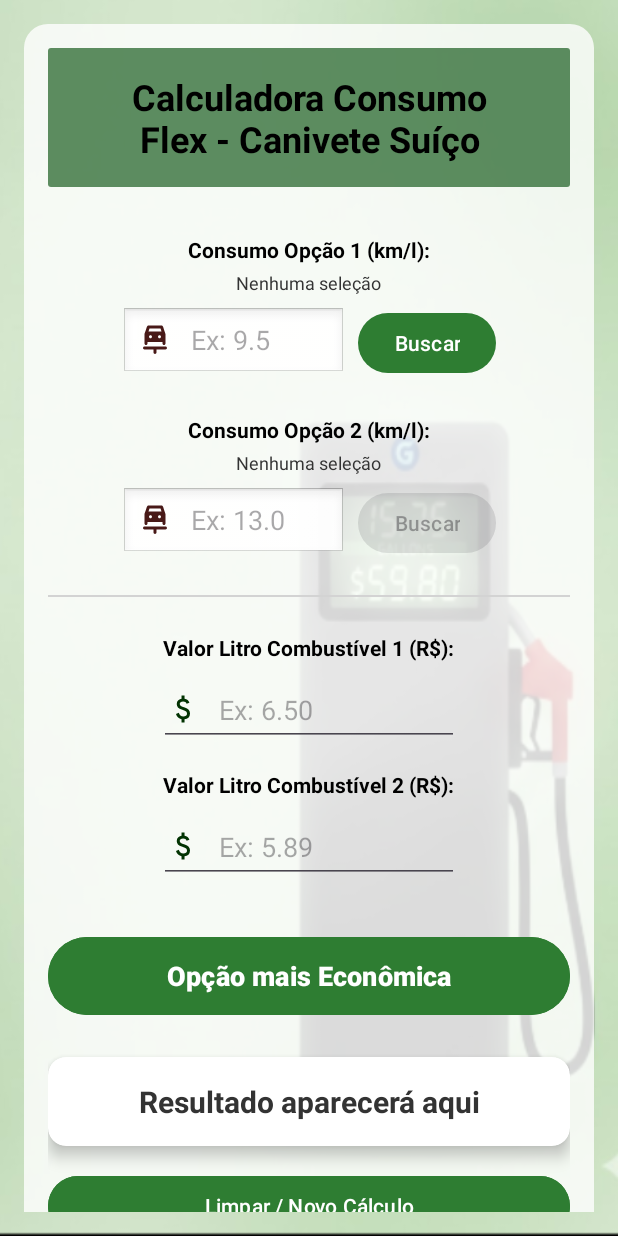
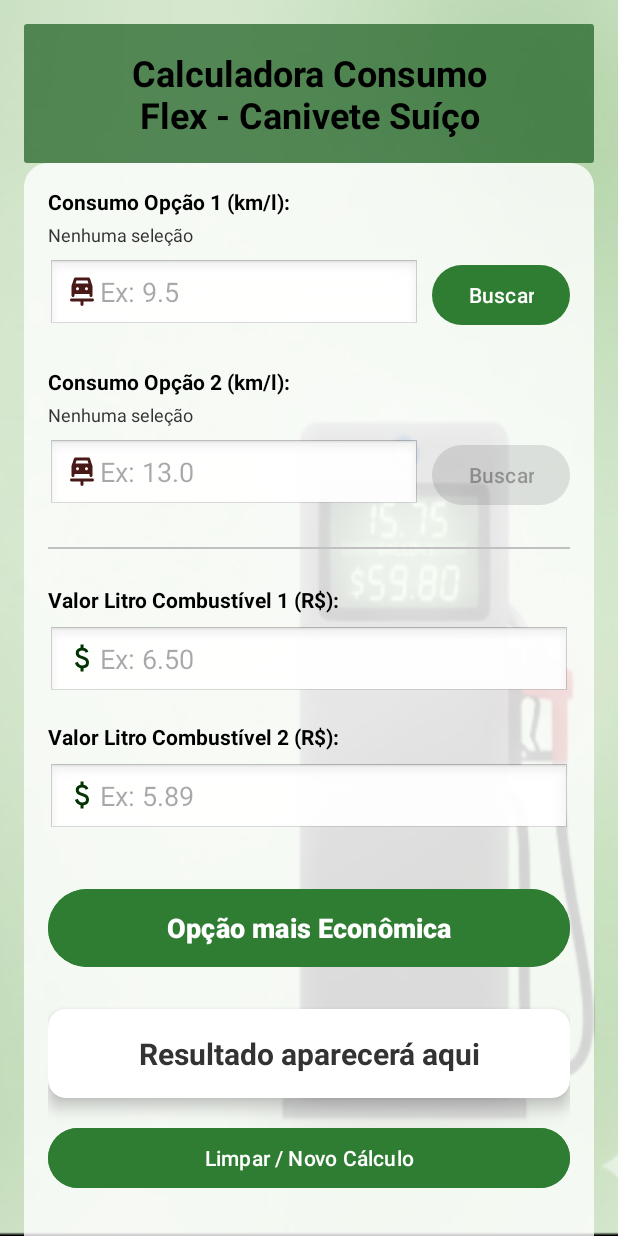
Before and after one commit to ztechbr/consumoveiculos, an Android app: the screen it shows after launch (MainActivity), on a phone screen of 412 x 824 dp. Run offline under Robolectric (Android 15) with nearby library versions, the light colour scheme and no system bars.

Commit message:
Ajustes de Layout apos testes

```diff
--- a/app/src/main/res/layout/activity_main.xml
+++ b/app/src/main/res/layout/activity_main.xml
@@ -1,35 +1,48 @@
 <?xml version="1.0" encoding="utf-8"?>
 <ScrollView xmlns:android="http://schemas.android.com/apk/res/android"
+    xmlns:app="http://schemas.android.com/apk/res-auto"
     xmlns:tools="http://schemas.android.com/tools"
-    xmlns:app="http://schemas.android.com/apk/res-auto"
     android:layout_width="match_parent"
     android:layout_height="match_parent"
     android:fillViewport="true"
     android:background="@drawable/fundo"
-    android:padding="16dp"
-    tools:ignore="HardcodedText,Autofill,LabelFor,VisualLintButtonSize,VisualLintTextFieldSize">
+    tools:ignore="HardcodedText">
 
-    <LinearLayout
+    <androidx.constraintlayout.widget.ConstraintLayout
         android:layout_width="match_parent"
         android:layout_height="wrap_content"
-        android:orientation="vertical"
-        android:gravity="center_horizontal"
-        android:background="@drawable/bg_card_translucido"
         android:padding="16dp">
 
+        <!-- TÍTULO -->
         <TextView
-            android:layout_width="match_parent"
+            android:id="@+id/txtTitulo"
+            android:layout_width="0dp"
             android:layout_height="wrap_content"
             android:text="Calculadora Consumo\nFlex - Canivete Suíço"
+            android:gravity="center"
             android:textSize="24sp"
             android:textStyle="bold"
-            android:gravity="center"
+            android:textColor="@color/title_text_color_dark"
             android:background="@drawable/bg_black_translucido"
-            android:textColor="@color/title_text_color_dark"
             android:padding="16dp"
-            android:layout_marginBottom="32dp"/>
+            app:layout_constraintTop_toTopOf="parent"
+            app:layout_constraintStart_toStartOf="parent"
+            app:layout_constraintEnd_toEndOf="parent"
+            android:layout_marginBottom="24dp"/>
 
-        <!-- SEÇÃO CONSUMO 1 CENTRALIZADA -->
+        <!-- CONTAINER PRINCIPAL -->
+        <LinearLayout
+            android:id="@+id/containerMain"
+            android:orientation="vertical"
+            android:background="@drawable/bg_card_translucido"
+            android:padding="16dp"
+            android:layout_width="0dp"
+            android:layout_height="wrap_content"
+            app:layout_constraintTop_toBottomOf="@+id/txtTitulo"
+            app:layout_constraintStart_toStartOf="parent"
+            app:layout_constraintEnd_toEndOf="parent">
+
+            <!-- CONSUMO 1 -->
             <TextView
                 android:layout_width="wrap_content"
                 android:layout_height="wrap_content"
@@ -43,39 +56,36 @@
                 android:layout_width="wrap_content"
                 android:layout_height="wrap_content"
                 android:text="Nenhuma seleção"
+                android:textColor="#333333"
                 android:textSize="12sp"
-            android:textColor="#333333"
                 android:layout_marginBottom="8dp"/>
 
             <LinearLayout
-            android:layout_width="wrap_content"
-            android:layout_height="wrap_content"
                 android:orientation="horizontal"
                 android:gravity="center_vertical"
+                android:layout_width="match_parent"
+                android:layout_height="wrap_content"
                 android:layout_marginBottom="24dp">
 
                 <EditText
                     android:id="@+id/edtConsumo1"
-                android:layout_width="150dp"
-                android:layout_height="wrap_content"
+                    android:layout_width="0dp"
+                    android:layout_height="48dp"
+                    android:layout_weight="1"
                     android:hint="Ex: 9.5"
                     android:inputType="numberDecimal"
                     android:drawableStart="@drawable/ic_gas"
-                android:drawablePadding="12dp"
                     android:background="@android:drawable/edit_text"
-                android:minHeight="48dp"
                     android:layout_marginEnd="8dp"/>
 
                 <Button
                     android:id="@+id/btnBuscar1"
-                android:layout_width="wrap_content"
-                android:layout_height="wrap_content"
                     android:text="Buscar"
-                android:minHeight="48dp"
-                android:contentDescription="Buscar Combustível 1"/>
+                    android:layout_height="48dp"
+                    android:layout_width="wrap_content"/>
             </LinearLayout>
 
-        <!-- SEÇÃO CONSUMO 2 CENTRALIZADA -->
+            <!-- CONSUMO 2 -->
             <TextView
                 android:layout_width="wrap_content"
                 android:layout_height="wrap_content"
@@ -89,83 +99,80 @@
                 android:layout_width="wrap_content"
                 android:layout_height="wrap_content"
                 android:text="Nenhuma seleção"
+                android:textColor="#333333"
                 android:textSize="12sp"
-            android:textColor="#333333"
                 android:layout_marginBottom="8dp"/>
 
             <LinearLayout
-            android:layout_width="wrap_content"
-            android:layout_height="wrap_content"
                 android:orientation="horizontal"
                 android:gravity="center_vertical"
+                android:layout_width="match_parent"
+                android:layout_height="wrap_content"
                 android:layout_marginBottom="24dp">
 
                 <EditText
                     android:id="@+id/edtConsumo2"
-                android:layout_width="150dp"
-                android:layout_height="wrap_content"
+                    android:layout_width="0dp"
+                    android:layout_height="48dp"
+                    android:layout_weight="1"
                     android:hint="Ex: 13.0"
                     android:inputType="numberDecimal"
                     android:drawableStart="@drawable/ic_gas"
-                android:drawablePadding="12dp"
                     android:background="@android:drawable/edit_text"
-                android:minHeight="48dp"
                     android:layout_marginEnd="8dp"/>
 
                 <Button
                     android:id="@+id/btnBuscar2"
-                android:layout_width="wrap_content"
-                android:layout_height="wrap_content"
                     android:text="Buscar"
-                android:minHeight="48dp"
-                android:contentDescription="Buscar Combustível 2"/>
+                    android:layout_height="48dp"
+                    android:layout_width="wrap_content"/>
             </LinearLayout>
 
+            <!-- DIVISOR -->
             <View
                 android:layout_width="match_parent"
                 android:layout_height="1dp"
-            android:background="#D3D3D3"
+                android:background="#C0C0C0"
                 android:layout_marginBottom="24dp"/>
 
-        <!-- SEÇÃO DE PREÇOS CENTRALIZADA -->
+            <!-- PREÇO 1 -->
             <TextView
-            android:layout_width="wrap_content"
-            android:layout_height="wrap_content"
                 android:text="Valor Litro Combustível 1 (R$):"
                 android:textStyle="bold"
                 android:textColor="@android:color/black"
+                android:layout_width="wrap_content"
+                android:layout_height="wrap_content"
                 android:layout_marginBottom="8dp"/>
 
             <EditText
                 android:id="@+id/edtPreco1"
-            android:layout_width="200dp"
-            android:layout_height="wrap_content"
+                android:layout_width="match_parent"
+                android:layout_height="48dp"
                 android:hint="Ex: 6.50"
                 android:inputType="numberDecimal"
                 android:drawableStart="@drawable/ic_money"
-            android:drawablePadding="12dp"
-            android:layout_marginBottom="16dp"
-            android:minHeight="48dp"/>
+                android:background="@android:drawable/edit_text"
+                android:layout_marginBottom="16dp"/>
 
+            <!-- PREÇO 2 -->
             <TextView
-            android:layout_width="wrap_content"
-            android:layout_height="wrap_content"
                 android:text="Valor Litro Combustível 2 (R$):"
                 android:textStyle="bold"
                 android:textColor="@android:color/black"
+                android:layout_width="wrap_content"
+                android:layout_height="wrap_content"
                 android:layout_marginBottom="8dp"/>
 
             <EditText
                 android:id="@+id/edtPreco2"
-            android:layout_width="200dp"
-            android:layout_height="wrap_content"
+                android:layout_width="match_parent"
+                android:layout_height="48dp"
                 android:hint="Ex: 5.89"
                 android:inputType="numberDecimal"
                 android:drawableStart="@drawable/ic_money"
-            android:drawablePadding="12dp"
-            android:minHeight="48dp"/>
+                android:background="@android:drawable/edit_text"/>
 
-        <!-- BOTÕES E RESULTADO -->
+            <!-- BOTÃO CALCULAR -->
             <Button
                 android:id="@+id/btnCalcular"
                 android:layout_width="match_parent"
@@ -173,38 +180,52 @@
                 android:text="Opção mais Econômica"
                 android:textSize="18sp"
                 android:textStyle="bold"
-            android:elevation="4dp"
                 android:backgroundTint="@color/primary_green"
                 android:layout_marginTop="32dp"/>
 
+            <!-- RESULTADO -->
             <androidx.cardview.widget.CardView
                 android:layout_width="match_parent"
                 android:layout_height="wrap_content"
                 android:layout_marginTop="24dp"
                 app:cardCornerRadius="12dp"
                 app:cardElevation="6dp"
-            app:cardBackgroundColor="#FFFFFF"
-            app:contentPadding="16dp">
+                android:backgroundTint="#FFFFFF">
 
                 <TextView
                     android:id="@+id/txtResultado"
                     android:layout_width="match_parent"
                     android:layout_height="wrap_content"
+                    android:text="Resultado aparecerá aqui"
                     android:textSize="20sp"
                     android:textStyle="bold"
                     android:gravity="center"
-                android:text="Resultado aparecerá aqui"
+                    android:padding="16dp"
                     android:textColor="#333333"/>
             </androidx.cardview.widget.CardView>
 
+            <!-- LIMPAR -->
             <Button
                 android:id="@+id/btnLimpar"
                 android:layout_width="match_parent"
                 android:layout_height="wrap_content"
-            android:layout_marginTop="16dp"
                 android:text="Limpar / Novo Cálculo"
                 android:backgroundTint="@color/primary_green"
-            android:elevation="0dp"/>
+                android:layout_marginTop="16dp"/>
+
+            <!-- VERSÃO -->
+            <TextView
+                android:id="@+id/txtVersao"
+                android:layout_width="wrap_content"
+                android:layout_height="wrap_content"
+                android:text="Versao AV - RZ"
+                android:textStyle="bold"
+                android:textColor="@android:color/black"
+                android:layout_marginTop="24dp"
+                android:layout_gravity="center_horizontal"/>
 
         </LinearLayout>
+
+    </androidx.constraintlayout.widget.ConstraintLayout>
+
 </ScrollView>
```
Lines whose indentation alone changed are shown as unchanged.
